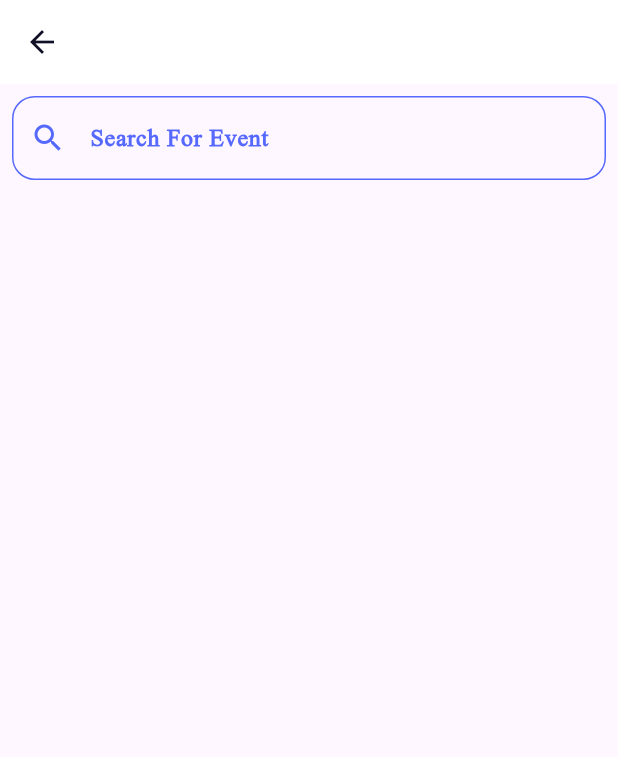
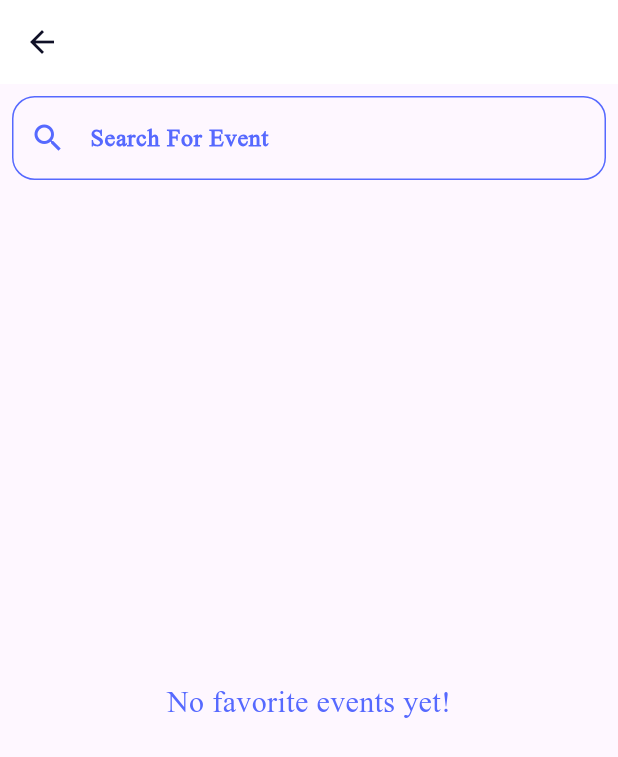
Before and after one commit to SajaAsfour/Event-Planning-Mobile-App, a Flutter app: the FavoriteTab screen opened directly, on a phone screen of 412 x 824 dp. Shown: the top 757 px of the screen. Run offline on Flutter 3.47's test engine with Material 3 defaults, Android fonts, the light colour scheme and no system bars; our stand-ins replace cloud_firestore, firebase_core; accounts and stored records are empty; generated files the repository leaves out were written again.

Commit message:
update event [ favoriate]

```diff
--- a/lib/core/models/event_model.dart
+++ b/lib/core/models/event_model.dart
@@ -1,3 +1,9 @@
+// ignore_for_file: non_constant_identifier_names
+
+import 'dart:developer';
+import 'package:cloud_firestore/cloud_firestore.dart';
+import 'package:flutter/material.dart';
+import 'package:tevent/core/utils/app_colors.dart';
 
 class EventModel {
   static const String collectionName = "Events";
@@ -9,38 +15,65 @@ class EventModel {
   String time;
   bool isFav;
   String eventName;
+  Color? FavColor;
+  Color? NotFavColor;
 
   EventModel({
-    this.id ='',
+    this.id = '',
     required this.title,
     required this.dateTime,
     required this.description,
     required this.time,
     required this.eventName,
-    this.isFav =false
+    this.isFav = false,
+    this.NotFavColor = AppColors.greyColor,
+    this.FavColor = AppColors.redColor,
   });
 
-  //object to json
-  Map<String,dynamic> toFireStore(){
+  // Convert object to Firestore-compatible JSON
+  Map<String, dynamic> toFireStore() {
     return {
-      'id' :id,
+      'id': id,
       'title': title,
-      'dateTime' :dateTime,
-      'description' : description,
-      'time' : time,
-      'isFav' :isFav,
-      'eventName' :eventName
+      'dateTime': dateTime,
+      'description': description,
+      'time': time,
+      'isFav': isFav,
+      'eventName': eventName,
+      'FavColor': FavColor?.value, // Store Color as an integer
+      'NotFavColor': NotFavColor?.value,
     };
   }
 
-  EventModel.fromFirsStore(Map<String,dynamic> data):this(
+  // Create an EventModel object from Firestore data
+  EventModel.fromFireStore(Map<String, dynamic> data)
+      : this(
           id: data['id'],
           title: data['title'],
           dateTime: data['dateTime'],
           description: data['description'],
           time: data['time'],
           isFav: data['isFav'],
-    eventName: data['eventName']
+          eventName: data['eventName'],
+          FavColor: data['FavColor'] != null ? Color(data['FavColor']) : AppColors.redColor,
+          NotFavColor: data['NotFavColor'] != null ? Color(data['NotFavColor']) : AppColors.greyColor,
         );
 
+  // Toggle favorite status and update Firestore
+  Future<void> updateFavoriteStatus() async {
+  try {
+    bool newFavStatus = !isFav;
+    await FirebaseFirestore.instance
+        .collection(EventModel.collectionName)
+        .doc(id)
+        .update({'isFav': newFavStatus});
+
+    // Ensure local state is also updated
+    isFav = newFavStatus;
+    log("Favorite status updated successfully!");
+  } catch (e) {
+    log("Error updating favorite status: $e");
   }
+}
+
+}
--- a/lib/core/utils/firebase_utils.dart
+++ b/lib/core/utils/firebase_utils.dart
@@ -10,7 +10,7 @@ class FirebaseUtils {
         .collection(EventModel.collectionName)
         .withConverter<EventModel>(
           fromFirestore: (snapshot, _) =>
-              EventModel.fromFirsStore(snapshot.data()!),
+              EventModel.fromFireStore(snapshot.data()!),
           toFirestore: (event, _) => event.toFireStore(),
         );
   }
--- a/lib/feature/home/tabs/favorite_tab.dart
+++ b/lib/feature/home/tabs/favorite_tab.dart
@@ -1,7 +1,9 @@
-// ignore_for_file: prefer_const_constructors, prefer_const_constructors_in_immutables
+// ignore_for_file: prefer_const_constructors_in_immutables, prefer_const_constructors
 
+import 'package:cloud_firestore/cloud_firestore.dart';
 import 'package:flutter/material.dart';
 import 'package:provider/provider.dart';
+import 'package:tevent/core/models/event_model.dart';
 import 'package:tevent/core/providers/app_theme_provider.dart';
 import 'package:tevent/core/utils/app_colors.dart';
 import 'package:tevent/core/widget/CustomTextField.dart';
@@ -11,9 +13,22 @@ import 'package:flutter_gen/gen_l10n/app_localizations.dart';
 class FavoriteTab extends StatelessWidget {
   FavoriteTab({super.key});
 
+  Future<List<EventModel>> getFavoriteEvents() async {
+    QuerySnapshot<Map<String, dynamic>> querySnapshot = await FirebaseFirestore
+        .instance
+        .collection(EventModel.collectionName)
+        .where("isFav", isEqualTo: true)
+        .get();
+
+    return querySnapshot.docs
+        .map((doc) => EventModel.fromFireStore(doc.data()))
+        .toList();
+  }
+
   @override
   Widget build(BuildContext context) {
-    return Consumer<AppThemeProvider>(builder: (context, themeProvider, child) {
+    return Consumer<AppThemeProvider>(
+      builder: (context, themeProvider, child) {
         return Scaffold(
           appBar: AppBar(
             backgroundColor: AppColors.whiteColor,
@@ -30,31 +45,71 @@ class FavoriteTab extends StatelessWidget {
                   labelText: AppLocalizations.of(context)!.search,
                   labelStyle: TextStyle(
                     fontFamily: "Times New Roman",
-                    color:themeProvider.app_theme==ThemeMode.dark?
-                    AppColors.primaryDark: AppColors.primaryLight,
-                    fontWeight: FontWeight.bold),
+                    color: themeProvider.app_theme == ThemeMode.dark
+                        ? AppColors.primaryDark
+                        : AppColors.primaryLight,
+                    fontWeight: FontWeight.bold,
+                  ),
                   prefixIcon: Icon(
                     Icons.search,
-                  color: themeProvider.app_theme==ThemeMode.dark?
-                    AppColors.primaryDark: AppColors.primaryLight,
+                    color: themeProvider.app_theme == ThemeMode.dark
+                        ? AppColors.primaryDark
+                        : AppColors.primaryLight,
                   ),
-                color: themeProvider.app_theme==ThemeMode.dark?
-                    AppColors.primaryDark: AppColors.primaryLight,
+                  color: themeProvider.app_theme == ThemeMode.dark
+                      ? AppColors.primaryDark
+                      : AppColors.primaryLight,
                 ),
-              //Expanded(
-               // child: ListView.builder(
-               //     padding: EdgeInsets.symmetric(horizontal: 20, vertical: 10),
-                //    itemCount: 25,
-                //    itemBuilder: (context, index) {
-                //      return Eventitemwidget(
-                 //       event: ,
-                 //     );
-                //    }),
-            //  ),
+                Expanded(
+                  child: FutureBuilder<List<EventModel>>(
+                    future: getFavoriteEvents(),
+                    builder: (context, snapshot) {
+                      if (snapshot.connectionState == ConnectionState.waiting) {
+                        return Center(child: CircularProgressIndicator());
+                      } else if (snapshot.hasError) {
+                        return Center(
+                            child: Text(
+                          "Error fetching favorites",
+                          style: TextStyle(
+                            fontFamily: "Times New Roman",
+                            fontSize: 20,
+                            color: themeProvider.app_theme == ThemeMode.dark
+                                ? AppColors.primaryDark
+                                : AppColors.primaryLight,
+                          ),
+                        ));
+                      } else if (!snapshot.hasData || snapshot.data!.isEmpty) {
+                        return Center(
+                            child: Text(
+                          "No favorite events yet!",
+                          style: TextStyle(
+                            fontFamily: "Times New Roman",
+                            fontSize: 20,
+                            color: themeProvider.app_theme == ThemeMode.dark
+                                ? AppColors.primaryDark
+                                : AppColors.primaryLight,
+                          ),
+                        ));
+                      } else {
+                        List<EventModel> favoriteEvents = snapshot.data!;
+                        return ListView.builder(
+                          padding: EdgeInsets.symmetric(
+                              horizontal: 20, vertical: 10),
+                          itemCount: favoriteEvents.length,
+                          itemBuilder: (context, index) {
+                            return Eventitemwidget(
+                                event: favoriteEvents[index]);
+                          },
+                        );
+                      }
+                    },
+                  ),
+                ),
               ],
             ),
           ),
         );
-    });
+      },
+    );
   }
 }
--- a/lib/feature/home/tabs/home_tab.dart
+++ b/lib/feature/home/tabs/home_tab.dart
@@ -1,4 +1,4 @@
-// ignore_for_file: prefer_const_constructors, prefer_const_constructors_in_immutables, prefer_const_literals_to_create_immutables
+// ignore_for_file: prefer_const_constructors, prefer_const_constructors_in_immutables, prefer_const_literals_to_create_immutables, await_only_futures
 
 import 'package:cloud_firestore/cloud_firestore.dart';
 import 'package:flutter/material.dart';
```
Also changed, not shown: lib/core/widget/EventItemWidget.dart (+22 -8 lines). Lines whose indentation alone changed are shown as unchanged.
